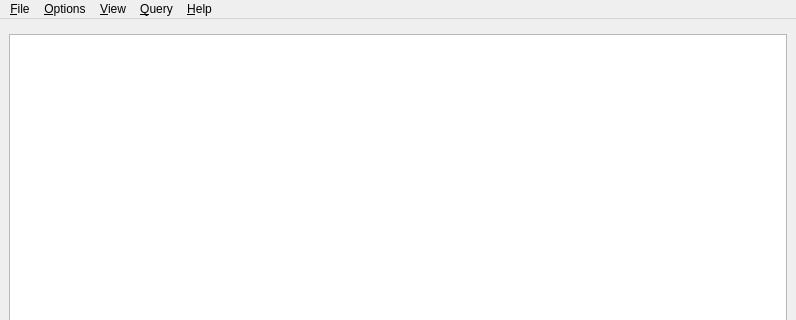
This is src/core/gui/mainwindow.ui in Destroyerrrocket/doomseeker-unofficial as Qt 5 draws it before an edit; both pictures show x 0 to 796 and y 0 to 320 of the 796 by 600 pixel window. The edited form follows.
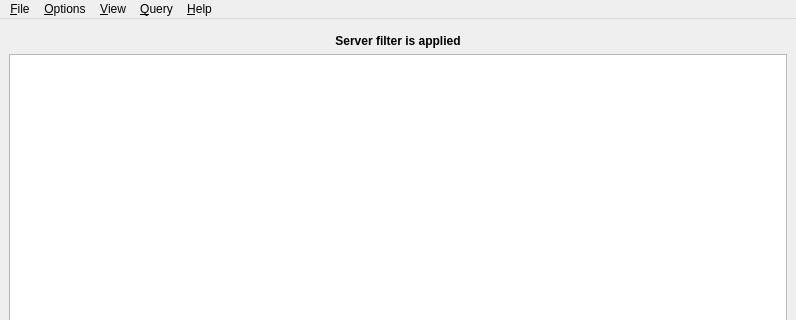
This is the edited form. Icons and pictures are not drawn. Custom widgets are drawn as their Qt base class.

Commit message: - Doomseeker will now display an appropriate label message if server table is being filtered - this was done to prevent questions like "Why am I not seeing all servers?" from being raised. - FIXED: Possible neverending event raise loop in server filter dock. - WADs in the server filter dock are now separated by comma. This is now the same as in Wadseeker dialog box. - WADs filter will now also apply to the IWAD column.

```diff
--- a/src/core/gui/mainwindow.ui
+++ b/src/core/gui/mainwindow.ui
@@ -34,6 +34,22 @@
       </property>
      </widget>
     </item>
+    <item>
+     <widget class="QLabel" name="lblServerFilterApplied">
+      <property name="font">
+       <font>
+        <weight>75</weight>
+        <bold>true</bold>
+       </font>
+      </property>
+      <property name="text">
+       <string>Server filter is applied</string>
+      </property>
+      <property name="alignment">
+       <set>Qt::AlignCenter</set>
+      </property>
+     </widget>
+    </item>
     <item>
      <widget class="ServerListView" name="tableServers">
       <property name="editTriggers">
```
The commit also changes 8 other files.
